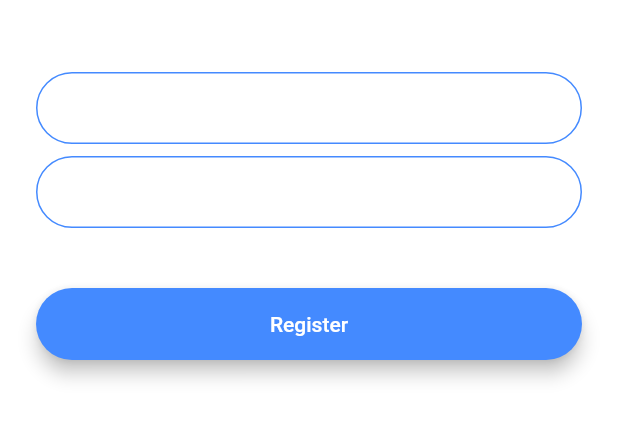
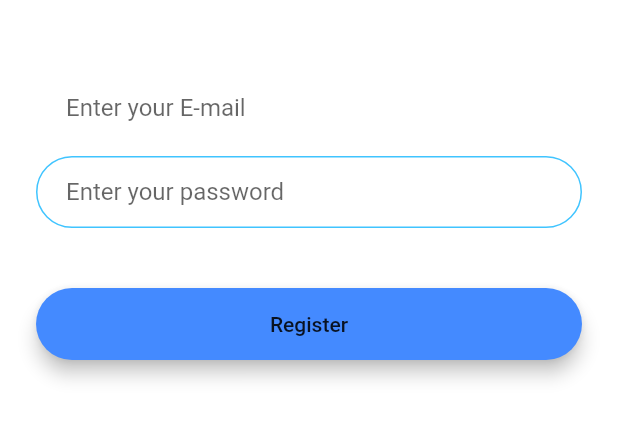
Before and after one commit to hossain101/flash_chat_flutter, a Flutter app: the RegistrationScreen screen opened by its route, on a phone screen of 412 x 824 dp, the part 576-1018 px from its top. Run offline on Flutter 3.47's test engine with Material 2 defaults, Android fonts, the phone set to English and light mode, and no system bars; our stand-ins replace animated_text_kit.

Commit message:
After refactoring the buttons and adding the animations

```diff
--- /dev/null
+++ b/lib/components/rounded_button.dart
@@ -0,0 +1,36 @@
+import 'package:flutter/material.dart';
+
+//Rounded button used in welcome screen, login screen , registration screen.
+// ignore: must_be_immutable
+class RoundedButton extends StatelessWidget {
+  RoundedButton({
+    Key? key,
+    required this.title,
+    required this.btnColor,
+    required this.funcOnPressed,
+  }) : super(key: key);
+
+  VoidCallback funcOnPressed;
+  String title;
+  Color btnColor;
+
+  @override
+  Widget build(BuildContext context) {
+    return Padding(
+      padding: EdgeInsets.symmetric(vertical: 16.0),
+      child: Material(
+        elevation: 5.0,
+        color: btnColor,
+        borderRadius: BorderRadius.circular(30.0),
+        child: MaterialButton(
+          onPressed: funcOnPressed,
+          minWidth: 200.0,
+          height: 42.0,
+          child: Text(
+            title,
+          ),
+        ),
+      ),
+    );
+  }
+}
--- a/lib/constants.dart
+++ b/lib/constants.dart
@@ -17,3 +17,21 @@ const kMessageContainerDecoration = BoxDecoration(
     top: BorderSide(color: Colors.lightBlueAccent, width: 2.0),
   ),
 );
+
+//
+
+const kTextFieldDecoration = InputDecoration(
+  hintText: 'Enter your value',
+  contentPadding: EdgeInsets.symmetric(vertical: 10.0, horizontal: 20.0),
+  border: OutlineInputBorder(
+    borderRadius: BorderRadius.all(Radius.circular(32.0)),
+  ),
+  enabledBorder: OutlineInputBorder(
+    borderSide: BorderSide(color: Colors.lightBlueAccent, width: 1.0),
+    borderRadius: BorderRadius.all(Radius.circular(32.0)),
+  ),
+  focusedBorder: OutlineInputBorder(
+    borderSide: BorderSide(color: Colors.lightBlueAccent, width: 2.0),
+    borderRadius: BorderRadius.all(Radius.circular(32.0)),
+  ),
+);
--- a/lib/screens/chat_screen.dart
+++ b/lib/screens/chat_screen.dart
@@ -2,6 +2,7 @@ import 'package:flutter/material.dart';
 import 'package:flash_chat_flutter/constants.dart';
 
 class ChatScreen extends StatefulWidget {
+  static const String id = 'chat_screen';
   @override
   _ChatScreenState createState() => _ChatScreenState();
 }
--- a/lib/screens/registration_screen.dart
+++ b/lib/screens/registration_screen.dart
@@ -1,6 +1,9 @@
+import 'package:flash_chat_flutter/components/rounded_button.dart';
+import 'package:flash_chat_flutter/constants.dart';
 import 'package:flutter/material.dart';
 
 class RegistrationScreen extends StatefulWidget {
+  static const String id = 'registration_screen';
   @override
   _RegistrationScreenState createState() => _RegistrationScreenState();
 }
@@ -16,9 +19,12 @@ class _RegistrationScreenState extends State<RegistrationScreen> {
           mainAxisAlignment: MainAxisAlignment.center,
           crossAxisAlignment: CrossAxisAlignment.stretch,
           children: <Widget>[
-            Container(
-              height: 200.0,
-              child: Image.asset('images/logo.png'),
+            Hero(
+              tag: 'logo',
+              child: Container(
+                height: 200.0,
+                child: Image.asset('images/logo.png'),
+              ),
             ),
             SizedBox(
               height: 48.0,
@@ -27,21 +33,8 @@ class _RegistrationScreenState extends State<RegistrationScreen> {
               onChanged: (value) {
                 //Do something with the user input.
               },
-              decoration: InputDecoration(
-                hintText: 'Enter your email',
-                contentPadding:
-                    EdgeInsets.symmetric(vertical: 10.0, horizontal: 20.0),
-                border: OutlineInputBorder(
-                  borderRadius: BorderRadius.all(Radius.circular(32.0)),
-                ),
-                enabledBorder: OutlineInputBorder(
-                  borderSide: BorderSide(color: Colors.blueAccent, width: 1.0),
-                  borderRadius: BorderRadius.all(Radius.circular(32.0)),
-                ),
-                focusedBorder: OutlineInputBorder(
-                  borderSide: BorderSide(color: Colors.blueAccent, width: 2.0),
-                  borderRadius: BorderRadius.all(Radius.circular(32.0)),
-                ),
+              decoration: kMessageTextFieldDecoration.copyWith(
+                hintText: 'Enter your E-mail',
               ),
             ),
             SizedBox(
@@ -51,45 +44,17 @@ class _RegistrationScreenState extends State<RegistrationScreen> {
               onChanged: (value) {
                 //Do something with the user input.
               },
-              decoration: InputDecoration(
-                hintText: 'Enter your password',
-                contentPadding:
-                    EdgeInsets.symmetric(vertical: 10.0, horizontal: 20.0),
-                border: OutlineInputBorder(
-                  borderRadius: BorderRadius.all(Radius.circular(32.0)),
-                ),
-                enabledBorder: OutlineInputBorder(
-                  borderSide: BorderSide(color: Colors.blueAccent, width: 1.0),
-                  borderRadius: BorderRadius.all(Radius.circular(32.0)),
-                ),
-                focusedBorder: OutlineInputBorder(
-                  borderSide: BorderSide(color: Colors.blueAccent, width: 2.0),
-                  borderRadius: BorderRadius.all(Radius.circular(32.0)),
-                ),
-              ),
+              decoration: kTextFieldDecoration.copyWith(
+                  hintText: 'Enter your password'),
             ),
             SizedBox(
               height: 24.0,
             ),
-            Padding(
-              padding: EdgeInsets.symmetric(vertical: 16.0),
-              child: Material(
-                color: Colors.blueAccent,
-                borderRadius: BorderRadius.all(Radius.circular(30.0)),
-                elevation: 5.0,
-                child: MaterialButton(
-                  onPressed: () {
-                    //Implement registration functionality.
-                  },
-                  minWidth: 200.0,
-                  height: 42.0,
-                  child: Text(
-                    'Register',
-                    style: TextStyle(color: Colors.white),
-                  ),
-                ),
-              ),
-            ),
+            RoundedButton(
+              title: 'Register',
+              btnColor: Colors.blueAccent,
+              funcOnPressed: () {},
+            )
           ],
         ),
       ),
--- a/pubspec.yaml
+++ b/pubspec.yaml
@@ -34,6 +34,7 @@ dependencies:
   # The following adds the Cupertino Icons font to your application.
   # Use with the CupertinoIcons class for iOS style icons.
   cupertino_icons: ^1.0.2
+  animated_text_kit: ^4.2.1
 
 dev_dependencies:
   flutter_test:
```
Also changed, not shown: lib/main.dart (+3 -8 lines), lib/screens/login_screen.dart (+17 -56 lines), lib/screens/welcome_screen.dart (+50 -43 lines), pubspec.lock.
